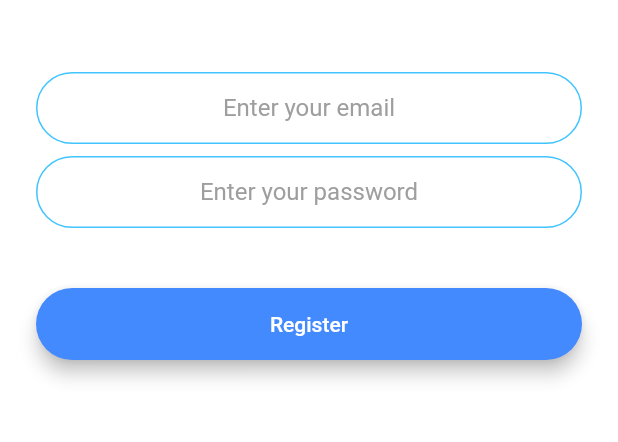
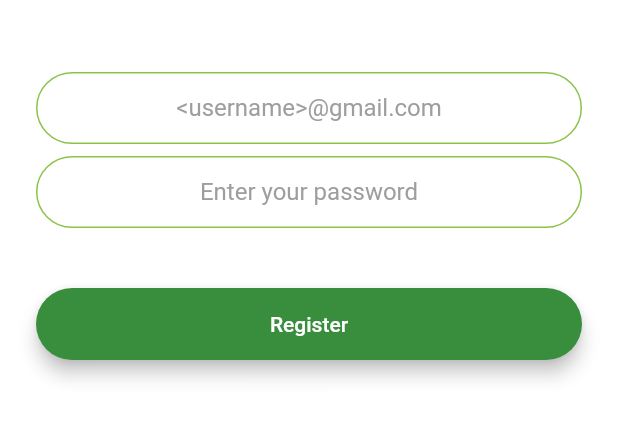
Before and after one commit to realnihal/Chatting_App_Flutter, a Flutter app: the screen it shows after launch, after a tap on "Register", on a phone screen of 412 x 824 dp, the part 576-1018 px from its top. Run offline on Flutter 3.47's test engine with Material 2 defaults, Android fonts, the phone set to English and light mode, and no system bars; our stand-ins replace animated_text_kit, cloud_firestore, firebase_auth, firebase_core, modal_progress_hud; missing offline and left inert: cloud_firestore_web, firebase_auth_web, firebase_core_web; accounts and stored records are empty.

Commit message:
Add files via upload

```diff
--- a/lib/constants.dart
+++ b/lib/constants.dart
@@ -1,7 +1,7 @@
 import 'package:flutter/material.dart';
 
 const kSendButtonTextStyle = TextStyle(
-  color: Colors.lightBlueAccent,
+  color: Colors.green,
   fontWeight: FontWeight.bold,
   fontSize: 18.0,
 );
@@ -14,7 +14,7 @@ const kMessageTextFieldDecoration = InputDecoration(
 
 const kMessageContainerDecoration = BoxDecoration(
   border: Border(
-    top: BorderSide(color: Colors.lightBlueAccent, width: 2.0),
+    top: BorderSide(color: Colors.lightGreen, width: 2.0),
   ),
 );
 
@@ -26,11 +26,11 @@ const kTextFieldDecoration = InputDecoration(
     borderRadius: BorderRadius.all(Radius.circular(32.0)),
   ),
   enabledBorder: OutlineInputBorder(
-    borderSide: BorderSide(color: Colors.lightBlueAccent, width: 1.0),
+    borderSide: BorderSide(color: Colors.lightGreen, width: 1.0),
     borderRadius: BorderRadius.all(Radius.circular(32.0)),
   ),
   focusedBorder: OutlineInputBorder(
-    borderSide: BorderSide(color: Colors.lightBlueAccent, width: 2.0),
+    borderSide: BorderSide(color: Colors.lightGreen, width: 2.0),
     borderRadius: BorderRadius.all(Radius.circular(32.0)),
   ),
 );
--- a/lib/main.dart
+++ b/lib/main.dart
@@ -4,7 +4,9 @@ import 'package:flash_chat/screens/login_screen.dart';
 import 'package:flash_chat/screens/registration_screen.dart';
 import 'package:flash_chat/screens/chat_screen.dart';
 import 'package:firebase_core/firebase_core.dart';
+import 'package:firebase_auth/firebase_auth.dart' as _auth;
 
+final auth = _auth.FirebaseAuth.instance;
 void main() async {
   // Ensure that Firebase is initialized
   WidgetsFlutterBinding.ensureInitialized();
@@ -14,11 +16,25 @@ void main() async {
   runApp(FlashChat());
 }
 
+String getFirstScreen() {
+  try {
+    final user = auth.currentUser;
+    if (user.email != null) {
+      return ChatScreen.id;
+    } else {
+      return WelcomeScreen.id;
+    }
+  } catch (e) {
+    print(e);
+    return WelcomeScreen.id;
+  }
+}
+
 class FlashChat extends StatelessWidget {
   @override
   Widget build(BuildContext context) {
     return MaterialApp(
-      initialRoute: WelcomeScreen.id,
+      initialRoute: getFirstScreen(),
       routes: {
         WelcomeScreen.id: (context) => WelcomeScreen(),
         LoginScreen.id: (context) => LoginScreen(),
--- a/lib/screens/registration_screen.dart
+++ b/lib/screens/registration_screen.dart
@@ -18,6 +18,7 @@ class _RegistrationScreenState extends State<RegistrationScreen> {
 
   String email;
   String password;
+  String user_id;
 
   @override
   Widget build(BuildContext context) {
@@ -31,11 +32,13 @@ class _RegistrationScreenState extends State<RegistrationScreen> {
             mainAxisAlignment: MainAxisAlignment.center,
             crossAxisAlignment: CrossAxisAlignment.stretch,
             children: <Widget>[
-              Hero(
+              Flexible(
+                child: Hero(
                   tag: 'logo',
                   child: Container(
                     height: 200.0,
                     child: Image.asset('images/logo.png'),
+                  ),
                 ),
               ),
               SizedBox(
@@ -47,8 +50,8 @@ class _RegistrationScreenState extends State<RegistrationScreen> {
                 onChanged: (value) {
                   email = value;
                 },
-                decoration:
-                    kTextFieldDecoration.copyWith(hintText: 'Enter your email'),
+                decoration: kTextFieldDecoration.copyWith(
+                    hintText: '<username>@gmail.com'),
               ),
               SizedBox(
                 height: 8.0,
@@ -65,18 +68,24 @@ class _RegistrationScreenState extends State<RegistrationScreen> {
               SizedBox(
                 height: 24.0,
               ),
-              RoundedButton(
+              Hero(
+                tag: 'register',
+                child: RoundedButton(
                   title: 'Register',
-                colour: Colors.blueAccent,
+                  colour: Colors.green[700],
                   onPressed: () async {
                     setState(() {
                       showSpinner = true;
                     });
                     try {
-                    final newUser = await _auth.createUserWithEmailAndPassword(
-                        email: email, password: password);
+                      final newUser =
+                          await _auth.createUserWithEmailAndPassword(
+                        email: email,
+                        password: password,
+                      );
                       if (newUser != null) {
-                      Navigator.pushNamed(context, ChatScreen.id);
+                        Navigator.pushNamedAndRemoveUntil(context,
+                            ChatScreen.id, (Route<dynamic> route) => false);
                       }
                       setState(() {
                         showSpinner = false;
@@ -86,6 +95,7 @@ class _RegistrationScreenState extends State<RegistrationScreen> {
                     }
                   },
                 ),
+              ),
             ],
           ),
         ),
--- a/lib/screens/welcome_screen.dart
+++ b/lib/screens/welcome_screen.dart
@@ -58,31 +58,45 @@ class _WelcomeScreenState extends State<WelcomeScreen>
                   ),
                 ),
                 TypewriterAnimatedTextKit(
-                  text: ['Flash Chat'],
+                  text: ['Lightning'],
                   textStyle: TextStyle(
-                    fontSize: 45.0,
+                    fontSize: 40,
                     fontWeight: FontWeight.w900,
                     color: Colors.grey[700],
                   ),
                 ),
               ],
             ),
+            Container(
+              child: Center(
+                child: Text(
+                  'A Single Global Chatroom',
+                  style: TextStyle(fontSize: 12, color: Colors.black54),
+                ),
+              ),
+            ),
             SizedBox(
               height: 48.0,
             ),
-            RoundedButton(
+            Hero(
+              tag: 'login',
+              child: RoundedButton(
                 title: 'Log in',
-              colour: Colors.lightBlueAccent,
+                colour: Colors.lightGreen,
                 onPressed: () {
                   Navigator.pushNamed(context, LoginScreen.id);
                 },
               ),
-            RoundedButton(
+            ),
+            Hero(
+              tag: 'register',
+              child: RoundedButton(
                 title: 'Register',
-              colour: Colors.blueAccent,
+                colour: Colors.green[700],
                 onPressed: () {
                   Navigator.pushNamed(context, RegistrationScreen.id);
                 },
+              ),
             )
           ],
         ),
--- a/pubspec.yaml
+++ b/pubspec.yaml
@@ -16,6 +16,7 @@ dependencies:
   firebase_auth: ^1.1.4
   cloud_firestore: ^2.1.0
   modal_progress_hud: ^0.1.3
+  firebase_messaging: ^6.0.13
 
 dev_dependencies:
   flutter_test:
```
Also changed, not shown: lib/generated_plugin_registrant.dart (added, +19 -0 lines), lib/screens/chat_screen.dart (+107 -47 lines), lib/screens/login_screen.dart (+10 -4 lines), pubspec.lock, 3 other files. Lines whose indentation alone changed are shown as unchanged.
